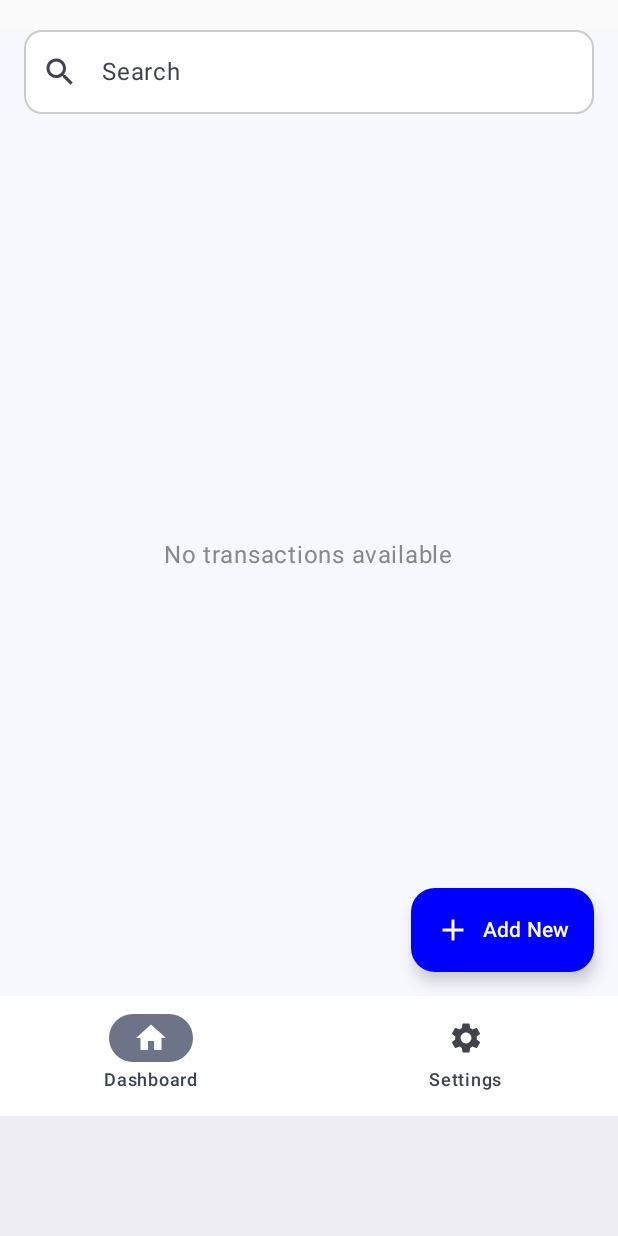
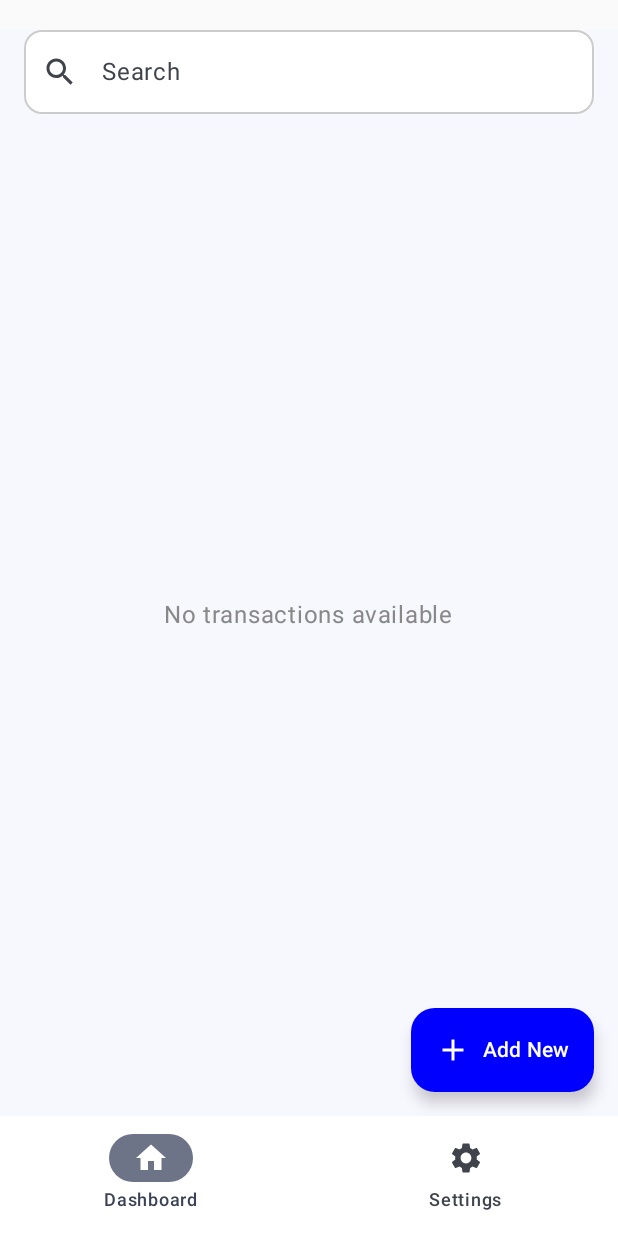
Before and after one commit to Rudresh07/Expense-Manager, an Android app built with Jetpack Compose: the DashboardScreen screen opened through its navigation route, on a phone screen of 412 x 824 dp. Run offline under Robolectric (Android 15) with nearby library versions, the phone set to English and light mode, and no system bars; our stand-ins replace Firebase (no records; nobody signed in at launch, a user with empty details on screens opened directly).

Commit message:
Bug Fixed

```diff
--- a/app/src/main/java/com/rudy/expensetracker/Navigation/nav.kt
+++ b/app/src/main/java/com/rudy/expensetracker/Navigation/nav.kt
@@ -35,13 +35,7 @@ fun NavHostScreen() {
     val startDestination = if (currentUser != null) "/dashboard" else "/signin"
 
     Scaffold(
-        bottomBar = {
-            NavigationBar {
-                val navBackStackEntry by navController.currentBackStackEntryAsState()
-                val currentDestination = navBackStackEntry?.destination
-            }
-        },
-                contentWindowInsets = WindowInsets(0, 0, 0, 0)
+        contentWindowInsets = WindowInsets(0, 0, 0, 0) // Keeps consistent padding for content
     ) { paddingValues ->
         NavHost(
             navController = navController,
--- a/app/src/main/java/com/rudy/expensetracker/view/Dashboard.kt
+++ b/app/src/main/java/com/rudy/expensetracker/view/Dashboard.kt
@@ -58,7 +58,7 @@ fun DashboardScreen(navController: NavController) {
 
     Scaffold(modifier = Modifier.fillMaxSize(),
         bottomBar = {
-            NavigationBar(containerColor = Color.White, tonalElevation = 20.dp) {
+            NavigationBar(containerColor = Color.White) {
                 NavigationBarItem(
                     icon = { Icon(Icons.Default.Home, contentDescription = "Dashboard") },
                     label = { Text("Dashboard") },
--- a/app/src/main/res/values/themes.xml
+++ b/app/src/main/res/values/themes.xml
@@ -1,5 +1,5 @@
 <?xml version="1.0" encoding="utf-8"?>
 <resources>
 
-    <style name="Theme.ExpenseTracker" parent="android:Theme.Material.Light.NoActionBar.Fullscreen" />
+    <style name="Theme.ExpenseTracker" parent="android:Theme.Material.Light.NoActionBar" />
 </resources>
```
